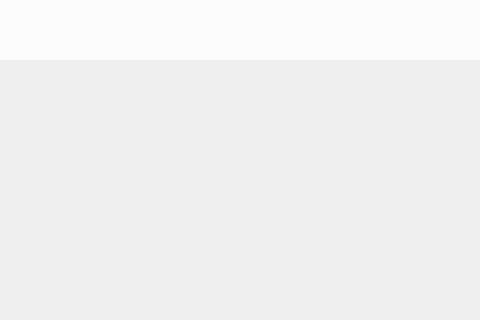
Above: src/ZcloudEntCenter/InfoCenterWidget.ui from gispda/ZcloudDesk before the change; both pictures show x 522 to 1002 and y 0 to 320 of the 1002 by 680 pixel window. Below: the same form after it.
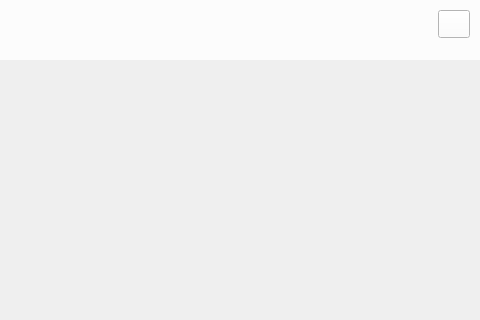
That is the form after the change. Icons and pictures are not drawn.

Commit message: info center close button

What changed in the file:
```diff
--- a/src/ZcloudEntCenter/InfoCenterWidget.ui
+++ b/src/ZcloudEntCenter/InfoCenterWidget.ui
@@ -216,6 +216,41 @@
        <string/>
       </property>
      </widget>
+     <widget class="QPushButton" name="closeButton">
+      <property name="geometry">
+       <rect>
+        <x>960</x>
+        <y>10</y>
+        <width>32</width>
+        <height>28</height>
+       </rect>
+      </property>
+      <property name="sizePolicy">
+       <sizepolicy hsizetype="Fixed" vsizetype="Fixed">
+        <horstretch>0</horstretch>
+        <verstretch>0</verstretch>
+       </sizepolicy>
+      </property>
+      <property name="minimumSize">
+       <size>
+        <width>32</width>
+        <height>28</height>
+       </size>
+      </property>
+      <property name="maximumSize">
+       <size>
+        <width>32</width>
+        <height>28</height>
+       </size>
+      </property>
+      <property name="styleSheet">
+       <string notr="true">QPushButton{border-image: url(:/EntCenterWidget/image/close.png);}
+QPushButton:hover,pressed{border-image: url(:/EntCenterWidget/image/close_sel.png);};</string>
+      </property>
+      <property name="text">
+       <string/>
+      </property>
+     </widget>
     </widget>
    </item>
    <item>
```
The commit also changes 10 other files.
